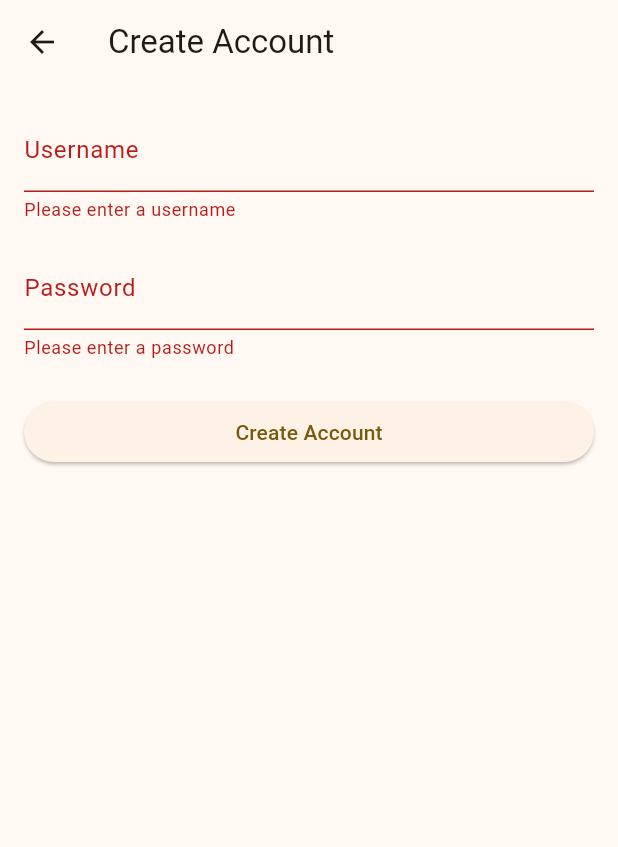
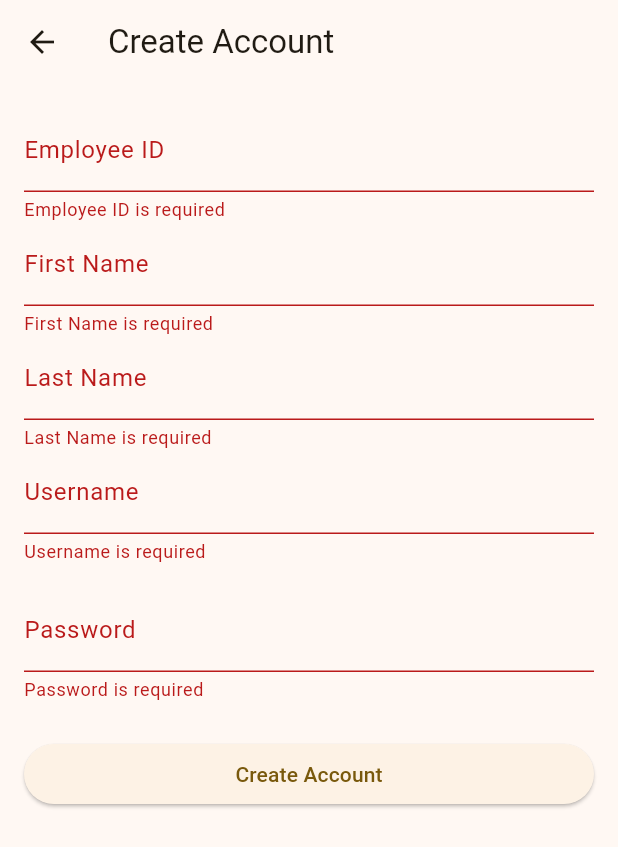
Before and after one commit to Software-Engineering-WebDev-MobileDev/MobileDev, a Flutter app: the CreateAccountPage screen opened by its route, after a tap on "Create Account", on a phone screen of 412 x 824 dp. Shown: the top 847 px of the screen. Run offline on Flutter 3.47's test engine with Material 3 defaults, Android fonts, the light colour scheme and no system bars; our stand-ins replace flutter_dotenv, shared_preferences; accounts and stored records are empty; network calls fail.

Commit message:
Added create account call and basic error checking on api calls

```diff
--- a/src/bakery_manager_mobile/lib/pages/account_registration.dart
+++ b/src/bakery_manager_mobile/lib/pages/account_registration.dart
@@ -1,6 +1,6 @@
 import 'package:shared_preferences/shared_preferences.dart';
 import 'package:flutter/material.dart';
-
+import '../services/api_service.dart';
 class CreateAccountPage extends StatefulWidget {
   const CreateAccountPage({super.key});
 
@@ -12,24 +12,58 @@ class CreateAccountPageState extends State<CreateAccountPage> {
   final _formKey = GlobalKey<FormState>();
   final TextEditingController _usernameController = TextEditingController();
   final TextEditingController _passwordController = TextEditingController();
+  final TextEditingController _firstNameController = TextEditingController();
+  final TextEditingController _lastNameController = TextEditingController();
+  final TextEditingController _employeeIDController = TextEditingController();
 
-  Future<void> _createAccount() async {
-    if (_formKey.currentState!.validate()) {
+Future<void> _createAccount() async {
+  if (_formKey.currentState!.validate()) {
+    // Get user input from the text controllers
+    String firstName = _firstNameController.text;
+    String lastName = _lastNameController.text;
+    String employeeID = _employeeIDController.text;
+    String username = _usernameController.text;
+    String password = _passwordController.text;
+
+    // Call the createAccount function and handle the response
+    Map<String, dynamic> response = await ApiService.createAccount(
+      firstName,
+      lastName,
+      employeeID,
+      username,
+      password,
+    );
+
+    bool accountCreated = response['status'] == 'success';
+
+    if (accountCreated) {
+      // Save credentials to SharedPreferences
       SharedPreferences prefs = await SharedPreferences.getInstance();
-      await prefs.setString('username', _usernameController.text);
-      await prefs.setString('password', _passwordController.text);
+      await prefs.setString('username', username);
+      await prefs.setString('password', password);
 
       // Ensure the widget is still mounted before using BuildContext
       if (!mounted) return;
 
+      // Show success message
       ScaffoldMessenger.of(context).showSnackBar(
         const SnackBar(content: Text('Account created successfully!')),
       );
 
       // Navigate back to login page after account creation
       Navigator.pop(context);
+    } else {
+      // Ensure the widget is still mounted before using BuildContext
+      if (!mounted) return;
+
+      // Show error message if account creation failed
+      ScaffoldMessenger.of(context).showSnackBar(
+        SnackBar(content: Text('Account creation failed: ${response['reason']}')),
+      );
     }
   }
+}
+
 
   @override
   Widget build(BuildContext context) {
@@ -45,11 +79,41 @@ class CreateAccountPageState extends State<CreateAccountPage> {
             crossAxisAlignment: CrossAxisAlignment.stretch,
             children: [
               TextFormField(
+                controller: _employeeIDController,
+                decoration: const InputDecoration(labelText: 'Employee ID'),
+                validator: (value) {
+                  if (value == null || value.isEmpty) {
+                    return 'Employee ID is required';
+                  }
+                  return null;
+                },
+              ),
+              TextFormField(
+                controller: _firstNameController,
+                decoration: const InputDecoration(labelText: 'First Name'),
+                validator: (value) {
+                  if (value == null || value.isEmpty) {
+                    return 'First Name is required';
+                  }
+                  return null;
+                },
+              ),
+              TextFormField(
+                controller: _lastNameController,
+                decoration: const InputDecoration(labelText: 'Last Name'),
+                validator: (value) {
+                  if (value == null || value.isEmpty) {
+                    return 'Last Name is required';
+                  }
+                  return null;
+                },
+              ),
+              TextFormField(
                 controller: _usernameController,
                 decoration: const InputDecoration(labelText: 'Username'),
                 validator: (value) {
                   if (value == null || value.isEmpty) {
-                    return 'Please enter a username';
+                    return 'Username is required';
                   }
                   return null;
                 },
@@ -61,7 +125,7 @@ class CreateAccountPageState extends State<CreateAccountPage> {
                 obscureText: true,
                 validator: (value) {
                   if (value == null || value.isEmpty) {
-                    return 'Please enter a password';
+                    return 'Password is required';
                   }
                   return null;
                 },
@@ -82,6 +146,9 @@ class CreateAccountPageState extends State<CreateAccountPage> {
   void dispose() {
     _usernameController.dispose();
     _passwordController.dispose();
+    _firstNameController.dispose();
+    _lastNameController.dispose();
+    _employeeIDController.dispose();
     super.dispose();
   }
 }
```
Also changed, not shown: src/bakery_manager_mobile/lib/pages/add_recipe_page.dart (+10 -4 lines), src/bakery_manager_mobile/lib/pages/recipe_page.dart (+10 -3 lines), src/bakery_manager_mobile/lib/services/api_service.dart (+116 -19 lines).
